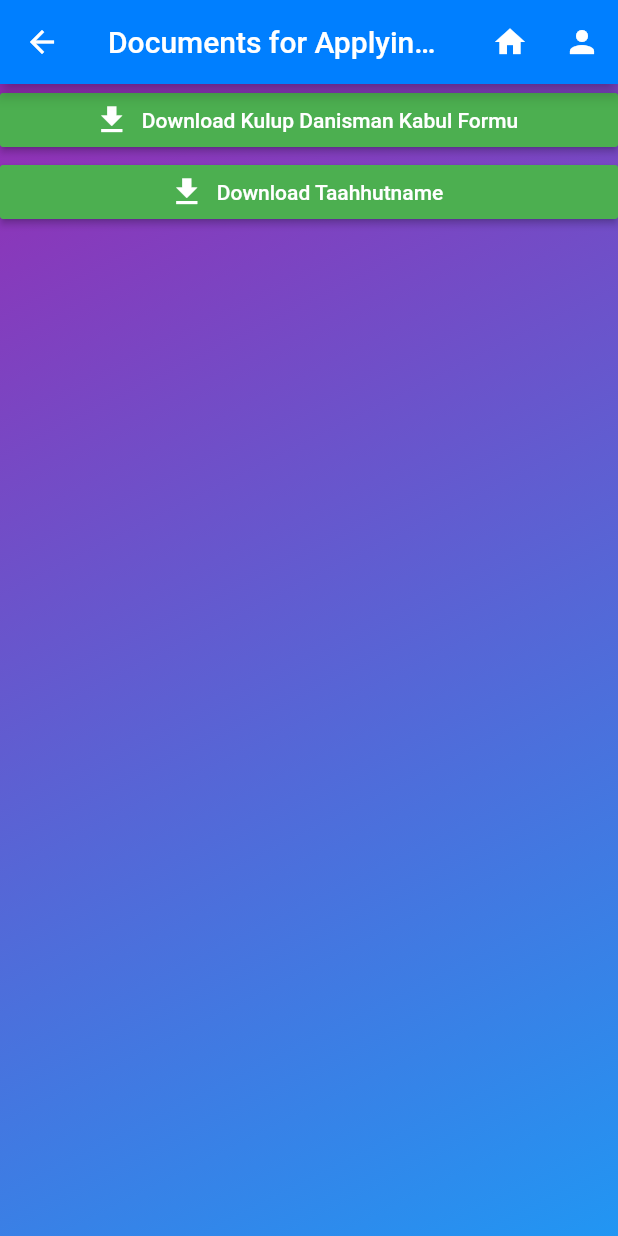
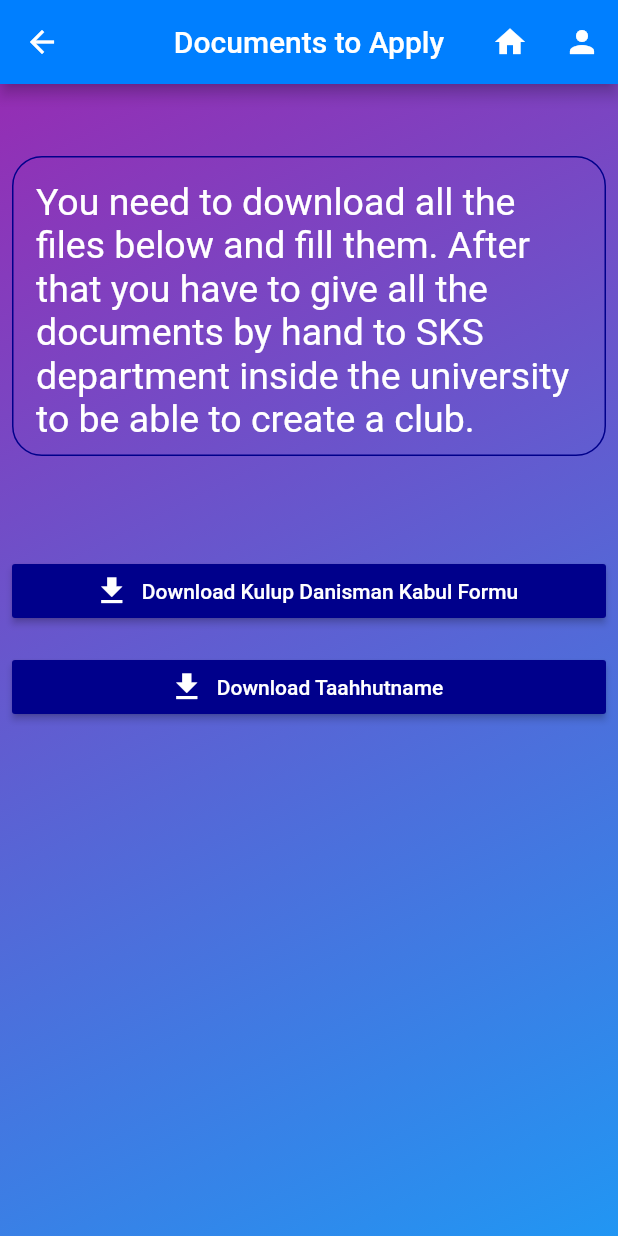
Before and after one commit to altinumero/student_clubs_app, a Flutter app: the ApplyForClub screen opened directly, on a phone screen of 412 x 824 dp. Run offline on Flutter 3.47's test engine with Material 2 defaults, Android fonts, the light colour scheme and no system bars; our stand-ins replace carousel_slider, cloud_firestore, dio, email_validator, firebase_auth, firebase_storage and 4 more; missing offline and left inert: ext_storage; accounts and stored records are empty; network calls fail.

Commit message:
az kaldıı

```diff
--- a/student_clubs_app/lib/screens/apply_for_club.dart
+++ b/student_clubs_app/lib/screens/apply_for_club.dart
@@ -48,7 +48,7 @@ class _ApplyForClubState extends State<ApplyForClub> {
         appBar: AppBar(
           backgroundColor: Appcolors.mainColor,
           centerTitle: true,
-          title: Text("Documents for Applying a Club"),
+          title: Text("Documents to Apply"),
           actions: [
             IconButton(
               icon: const Icon(Icons.home),
@@ -76,12 +76,41 @@ class _ApplyForClubState extends State<ApplyForClub> {
         body: Center(
             child: ListView(
           children: [
-            RaisedButton.icon(
+            SizedBox(
+              height: 40,
+            ),
+            Padding(
+              padding: const EdgeInsets.all(8.0),
+              child: Container(
+                height: 200,
+                decoration: BoxDecoration(
+                    borderRadius: BorderRadius.circular(20),
+                    color: Appcolors.transparent,
+                    border: Border.all(color: Appcolors.darkBlueColor)),
+                child: Padding(
+                  padding: const EdgeInsets.all(15.0),
+                  child: Text(
+                    "You need to download all the files below and fill them. "
+                    "After that you have to give all the documents by hand to "
+                    "SKS department inside the university "
+                    " to be able to create a club. ",
+                    style: TextStyle(color: Appcolors.textColor, fontSize: 25),
+                  ),
+                ),
+              ),
+            ),
+            SizedBox(
+              height: 50,
+            ),
+            Padding(
+              padding: const EdgeInsets.all(8.0),
+              child: RaisedButton.icon(
                   onPressed: () async {
                     String realpath =
                         await ExtStorage.getExternalStoragePublicDirectory(
                             ExtStorage.DIRECTORY_DOWNLOADS);
-                  String fullPath = realpath + "/klup_danisman_kabul_form.pdf";
+                    String fullPath =
+                        realpath + "/klup_danisman_kabul_form.docx";
                     print('full path ${fullPath}');
 
                     downloadClubFile(dio, imgUrl1, fullPath);
@@ -90,16 +119,19 @@ class _ApplyForClubState extends State<ApplyForClub> {
                     Icons.file_download,
                     color: Colors.white,
                   ),
-                color: Colors.green,
+                  color: Appcolors.darkBlueColor,
                   textColor: Colors.white,
                   label: Text('Download Kulup Danisman Kabul Formu')),
-            RaisedButton.icon(
+            ),
+            Padding(
+              padding: const EdgeInsets.all(8.0),
+              child: RaisedButton.icon(
                   onPressed: () async {
                     String realpath =
                         await ExtStorage.getExternalStoragePublicDirectory(
                             ExtStorage.DIRECTORY_DOWNLOADS);
                     //var tempDir = await getTemporaryDirectory();
-                  String fullPath = realpath + "/taahhutname.pdf";
+                    String fullPath = realpath + "/taahhutname.docx";
                     print('full path ${fullPath}');
 
                     downloadClubFile(dio, imgUrl2, fullPath);
@@ -108,9 +140,10 @@ class _ApplyForClubState extends State<ApplyForClub> {
                     Icons.file_download,
                     color: Colors.white,
                   ),
-                color: Colors.green,
+                  color: Appcolors.darkBlueColor,
                   textColor: Colors.white,
-                label: Text('Download Taahhutname'))
+                  label: Text('Download Taahhutname')),
+            )
           ],
         )),
       ),
```
Also changed, not shown: student_clubs_app/lib/screens/club_detail.dart (+60 -18 lines), student_clubs_app/lib/screens/create_event.dart (+12 -22 lines), student_clubs_app/lib/screens/event_detail.dart (+20 -4 lines), student_clubs_app/lib/screens/events_list.dart (+15 -14 lines), student_clubs_app/lib/screens/my_clubs.dart (+17 -19 lines), student_clubs_app/lib/screens/my_events.dart (+12 -7 lines), student_clubs_app/lib/screens/profile.dart (+17 -19 lines), 1 other file. Lines whose indentation alone changed are shown as unchanged.
